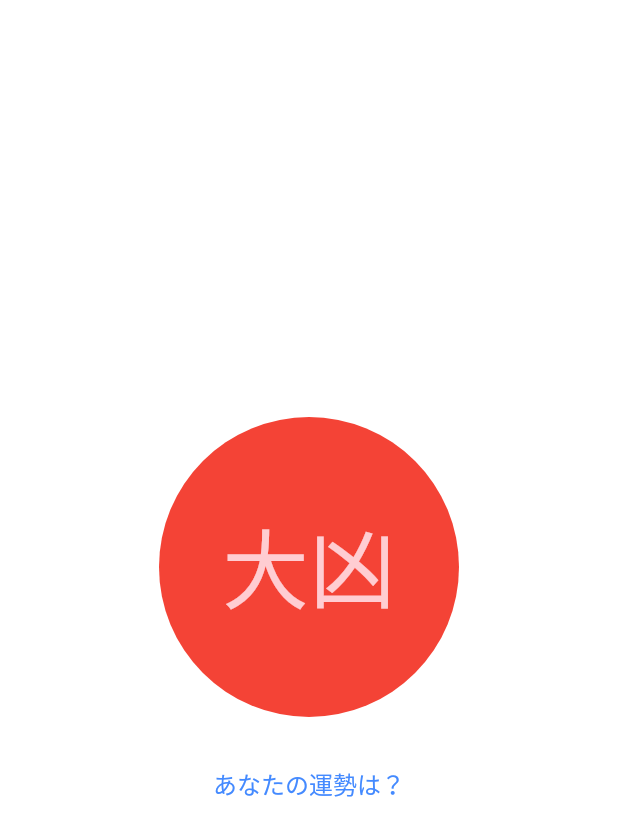
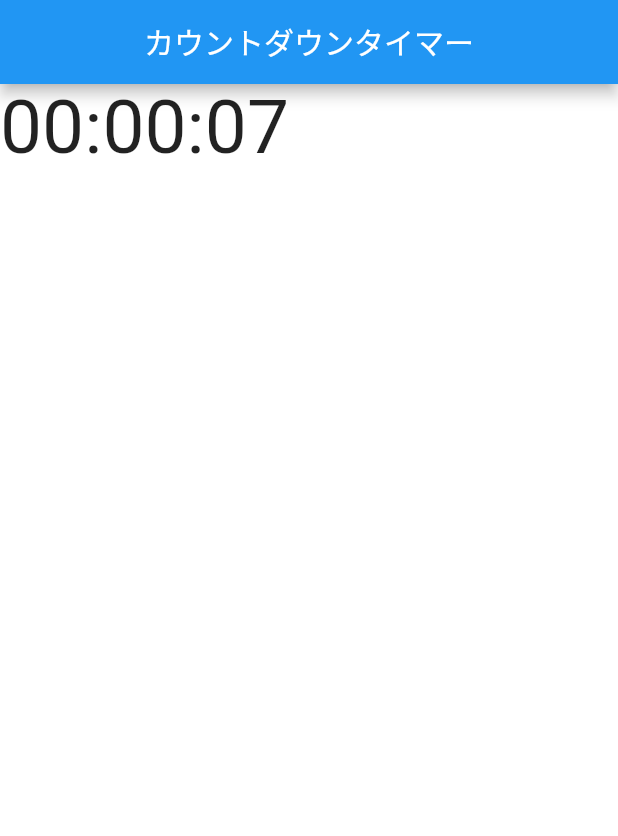
Before and after one commit to Hikaru1656/fl01-lite, a Flutter app: the screen it shows after launch, on a phone screen of 412 x 824 dp. Shown: the top 836 px of the screen. Run offline on Flutter 3.47's test engine with Material 2 defaults, Android fonts, the phone set to English and light mode, and no system bars.

Commit message:
fl01-liteのex1課題完了

```diff
--- a/lib/main.dart
+++ b/lib/main.dart
@@ -1,4 +1,5 @@
 import 'package:fl01_lite/screens/app.dart/ex0/ex0.dart';
+import 'package:fl01_lite/screens/app.dart/ex1/ex1.dart';
 import 'package:flutter/material.dart';
 
 void main() {
@@ -13,9 +14,9 @@ class MyApp extends StatelessWidget {
       title: 'Flutter Demo',
       theme: ThemeData(
         scaffoldBackgroundColor: Colors.white,
-        primarySwatch: Colors.red,
+        primarySwatch: Colors.blue,
       ),
-      home: Ex0(),
+      home: Ex1(),
     );
   }
 }
--- /dev/null
+++ b/lib/screens/app.dart/ex1/ex1.dart
@@ -0,0 +1,54 @@
+import 'dart:async';
+
+import 'package:flutter/material.dart';
+
+class Ex1 extends StatefulWidget {
+  const Ex1({Key? key}) : super(key: key);
+
+  @override
+  _Ex1State createState() => _Ex1State();
+}
+
+class _Ex1State extends State<Ex1> {
+  Duration duration = Duration();
+
+  void addTime() {
+    final addSeconds = 1;
+
+    setState(() {
+      final seconds = duration.inSeconds + addSeconds;
+      duration = Duration(seconds: seconds);
+    });
+  }
+
+  @override
+  void initState() {
+    // TODO: implement initState
+    super.initState();
+    Timer.periodic(Duration(seconds: 1), (_) => addTime());
+  }
+
+
+  @override
+  Widget build(BuildContext context) {
+    return Scaffold(
+      appBar: AppBar(
+        centerTitle: true,
+        title: Text('カウントダウンタイマー'),
+      ),
+      body: Container(child: buildTime()),
+    );
+  }
+
+  Widget buildTime() {
+    String twoDigits(int n) => n.toString().padLeft(2, '0');
+    final hours = twoDigits(duration.inHours);
+    final minutes = twoDigits(duration.inMinutes.remainder(60));
+    final seconds = twoDigits(duration.inSeconds.remainder(60));
+
+    return Text(
+      '$hours:$minutes:$seconds',
+      style: TextStyle(fontSize: 50),
+    );
+  }
+}
```
